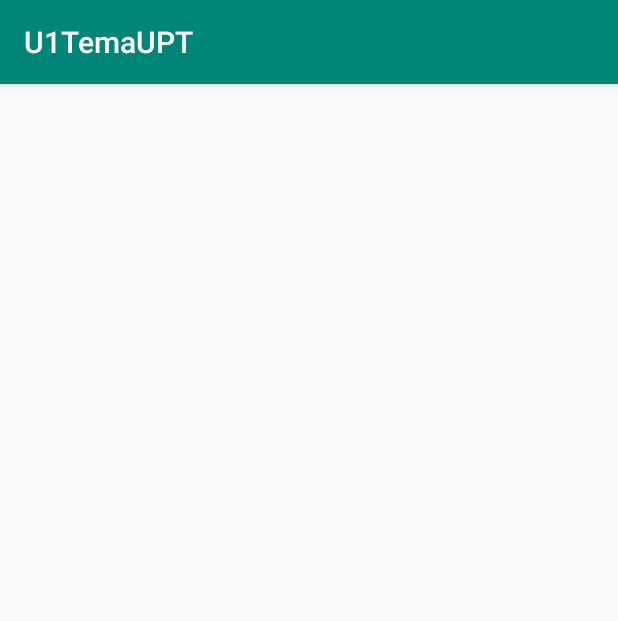
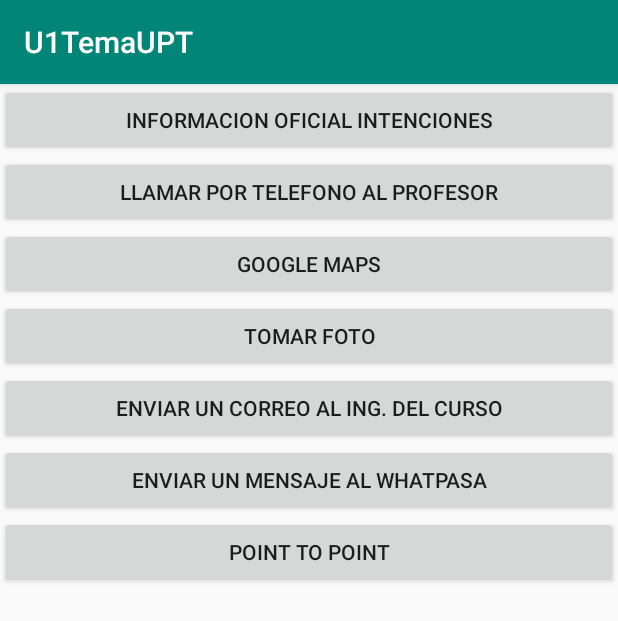
Before and after one commit to Stweer/U1Tema2Android, an Android app: the Intenciones screen opened directly, with no data from a screen before it, on a phone screen of 412 x 824 dp. Shown: the top 621 px of the screen. Run offline under Robolectric (Android 15) with nearby library versions, the phone set to English and light mode, and no system bars.

Commit message:
Implementando Intenciones

```diff
--- a/app/src/main/AndroidManifest.xml
+++ b/app/src/main/AndroidManifest.xml
@@ -1,6 +1,7 @@
 <?xml version="1.0" encoding="utf-8"?>
 <manifest xmlns:android="http://schemas.android.com/apk/res/android"
     package="com.example.u1temaupt">
+    <uses-permission android:name="android.permission.CALL_PHONE"/>
 
     <application
         android:allowBackup="true"
--- a/app/src/main/res/layout/activity_intenciones.xml
+++ b/app/src/main/res/layout/activity_intenciones.xml
@@ -1,9 +1,48 @@
 <?xml version="1.0" encoding="utf-8"?>
-<androidx.constraintlayout.widget.ConstraintLayout xmlns:android="http://schemas.android.com/apk/res/android"
+<LinearLayout xmlns:android="http://schemas.android.com/apk/res/android"
     xmlns:app="http://schemas.android.com/apk/res-auto"
     xmlns:tools="http://schemas.android.com/tools"
     android:layout_width="match_parent"
     android:layout_height="match_parent"
+    android:orientation="vertical"
     tools:context=".Intenciones">
+    <Button
+        android:layout_width="match_parent"
+        android:layout_height="wrap_content"
+        android:onClick="web"
+        android:text="Informacion oficial intenciones" />
+    <Button
+        android:layout_width="match_parent"
+        android:layout_height="wrap_content"
+        android:onClick="Llamar"
+        android:text="LLamar por telefono al profesor" />
+    <Button
+        android:layout_width="match_parent"
+        android:layout_height="wrap_content"
+        android:onClick="maps"
+        android:text="Google Maps" />
+    <Button
+        android:layout_width="match_parent"
+        android:layout_height="wrap_content"
+        android:onClick="foto"
+        android:text="Tomar Foto" />
+    <Button
+        android:layout_width="match_parent"
+        android:layout_height="wrap_content"
+        android:onClick="email"
+        android:text="Enviar un correo al Ing. del curso" />
 
-</androidx.constraintlayout.widget.ConstraintLayout>
+    <Button
+        android:layout_width="match_parent"
+        android:layout_height="wrap_content"
+        android:onClick="whatsapp"
+        android:text="Enviar un mensaje al Whatpasa" />
+
+    <Button
+        android:layout_width="match_parent"
+        android:layout_height="wrap_content"
+        android:onClick="Navegation"
+        android:text="Point to point" />
+
+
+</LinearLayout>
--- a/app/src/main/res/menu/menu1.xml
+++ b/app/src/main/res/menu/menu1.xml
@@ -25,4 +25,6 @@
         android:icon="@android:drawable/ic_lock_power_off"
         app:showAsAction="always"
         />
+
+
 </menu>
```
Also changed, not shown: app/src/main/java/com/example/u1temaupt/Intenciones.java (+107 -0 lines).
